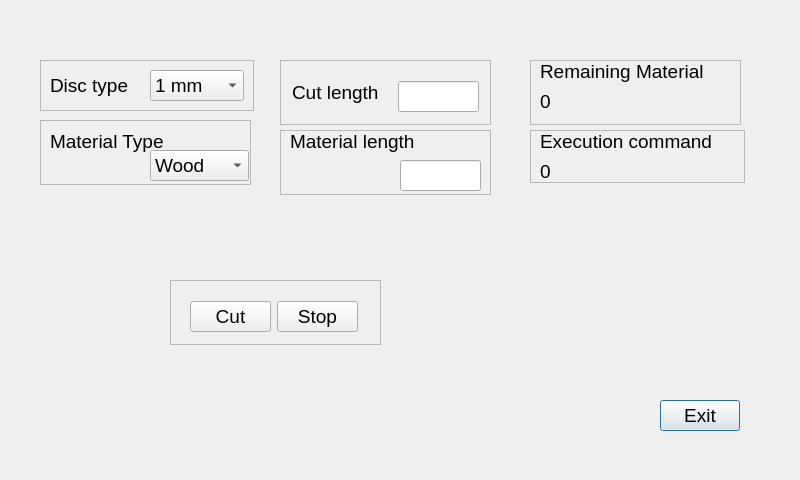
Qt form playground.ui (edmundormz/qt_sierras) before a commit.
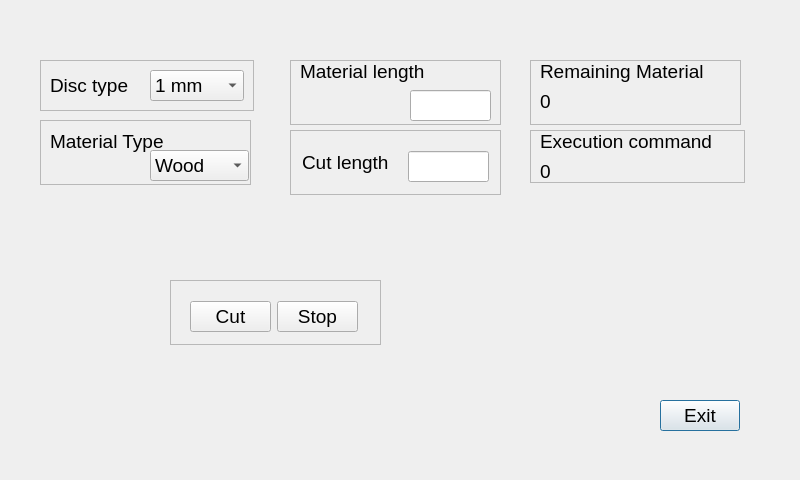
The same form after that commit.

Commit message: Activity 1 almost complete, missing QString concatenation for command

The edit to the form file:
```diff
--- a/playground.ui
+++ b/playground.ui
@@ -88,8 +88,8 @@
   <widget class="QFrame" name="frame_2">
    <property name="geometry">
     <rect>
-     <x>280</x>
-     <y>60</y>
+     <x>290</x>
+     <y>130</y>
      <width>211</width>
      <height>65</height>
     </rect>
@@ -132,8 +132,8 @@
   <widget class="QFrame" name="frame_3">
    <property name="geometry">
     <rect>
-     <x>280</x>
-     <y>130</y>
+     <x>290</x>
+     <y>60</y>
      <width>211</width>
      <height>65</height>
     </rect>
```
Left out of the diff: 6 changed lines with no effect on the pictures. The commit also changes 2 other files.
